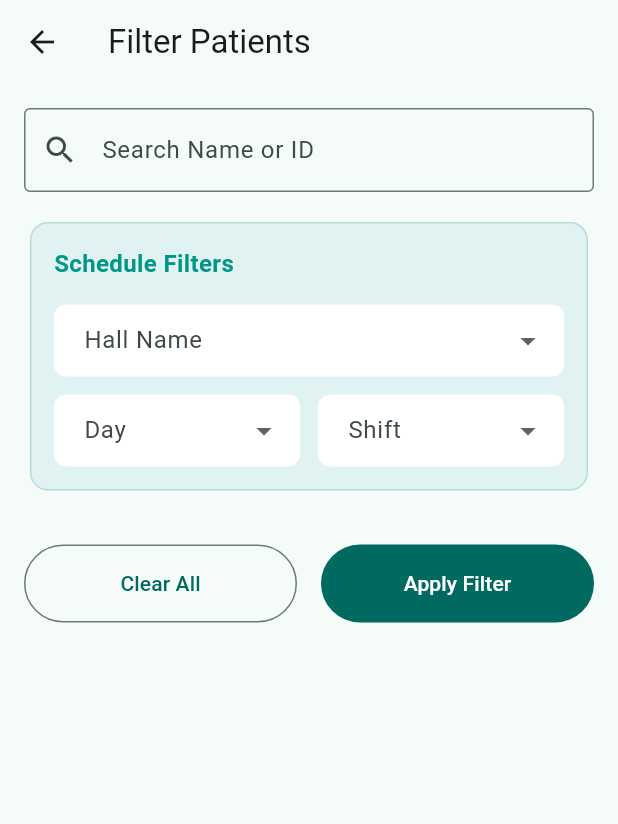
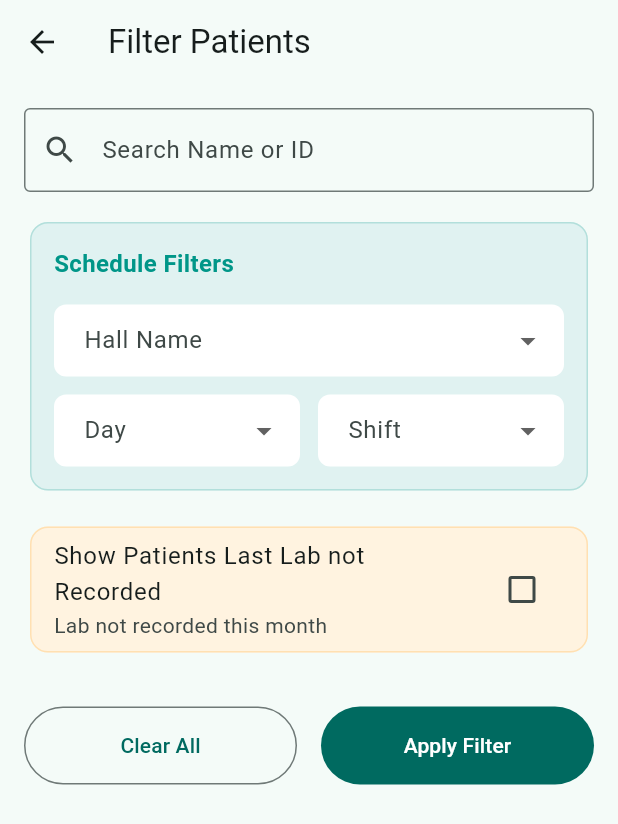
Before and after one commit to eduanibal1981/invbausherrecording, a Flutter app: the screen it shows once a user with an empty profile is signed in, after a tap on the "filter list" icon, on a phone screen of 412 x 824 dp. Shown: the top 824 px of the screen. Run offline on Flutter 3.47's test engine with Material 3 defaults, Android fonts, the phone set to English and light mode, and no system bars; our stand-ins replace supabase_flutter; accounts and stored records are empty.

Commit message:
changes at filtering

```diff
--- a/lib/filter_screen.dart
+++ b/lib/filter_screen.dart
@@ -14,6 +14,7 @@ class _FilterScreenState extends State<FilterScreen> {
   String? _hallName;
   String? _day;
   String? _shift;
+  bool _showLabNotRecorded = false;
 
   @override
   void initState() {
@@ -22,6 +23,7 @@ class _FilterScreenState extends State<FilterScreen> {
     _hallName = widget.initialFilters['hallname'];
     _day = widget.initialFilters['day'];
     _shift = widget.initialFilters['shift'];
+    _showLabNotRecorded = widget.initialFilters['showLabNotRecorded'] ?? false;
   }
 
   @override
@@ -37,6 +39,7 @@ class _FilterScreenState extends State<FilterScreen> {
       if (_hallName != null) 'hallname': _hallName,
       if (_day != null) 'day': _day,
       if (_shift != null) 'shift': _shift,
+      if (_showLabNotRecorded) 'showLabNotRecorded': true,
     });
   }
 
@@ -182,6 +185,23 @@ class _FilterScreenState extends State<FilterScreen> {
               ),
             ),
           ),
+          const SizedBox(height: 16),
+          Card(
+            elevation: 0,
+            color: Colors.orange.shade50,
+            shape: RoundedRectangleBorder(
+              borderRadius: BorderRadius.circular(12),
+              side: BorderSide(color: Colors.orange.shade100),
+            ),
+            child: CheckboxListTile(
+              title: const Text('Show Patients Last Lab not Recorded'),
+              subtitle: const Text('Lab not recorded this month'),
+              value: _showLabNotRecorded,
+              activeColor: Colors.orange,
+              onChanged: (val) =>
+                  setState(() => _showLabNotRecorded = val ?? false),
+            ),
+          ),
           const SizedBox(height: 32),
           Row(
             children: [
--- a/lib/patient_list_screen.dart
+++ b/lib/patient_list_screen.dart
@@ -159,7 +159,7 @@ class _PatientListScreenState extends State<PatientListScreen> {
                 children: [
                   Expanded(
                     child: Text(
-                      'Filtering by: ${_filters.values.join(", ")}',
+                      'Filtering by: ${_filters.entries.map((e) => e.key == 'showLabNotRecorded' ? 'Lab Not Recorded' : e.value).join(", ")}',
                       style: TextStyle(color: Colors.teal.shade900),
                       overflow: TextOverflow.ellipsis,
                     ),
@@ -218,6 +218,17 @@ class _PatientListScreenState extends State<PatientListScreen> {
                     final name = (p['name'] ?? '').toString().toLowerCase();
                     final id = p['pcid'].toString();
                     return name.contains(query) || id.contains(query);
+                  }).toList();
+                }
+
+                // 4. Apply Lab Not Recorded Filter
+                if (_filters['showLabNotRecorded'] == true) {
+                  final currentMonth = DateFormat(
+                    'MMMM',
+                  ).format(DateTime.now());
+                  patients = patients.where((p) {
+                    final lastBw = p['lastbwcollected']?.toString() ?? '';
+                    return lastBw != currentMonth;
                   }).toList();
                 }
 
```
